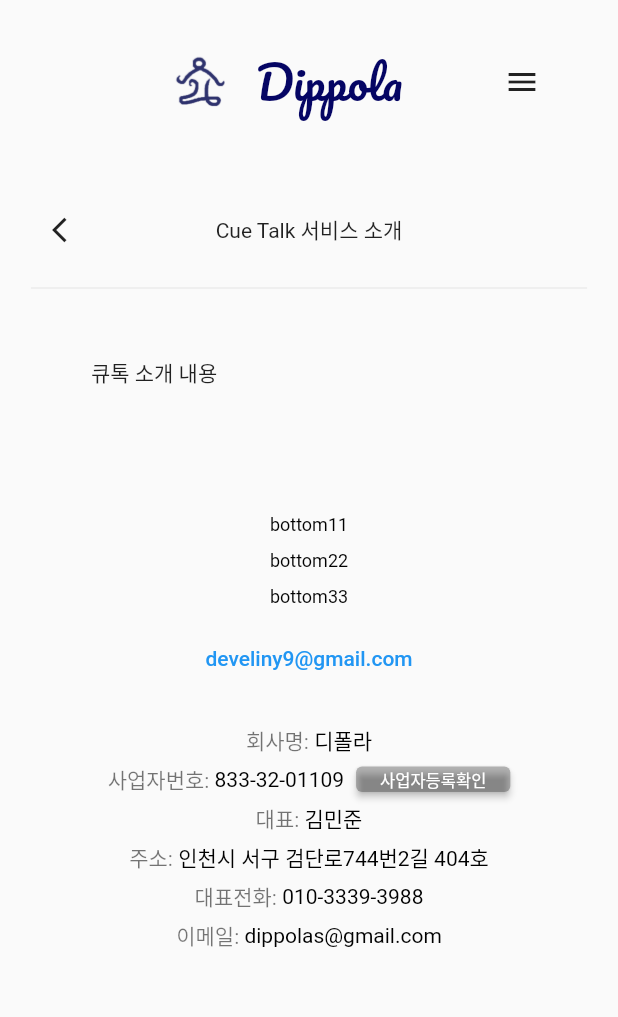
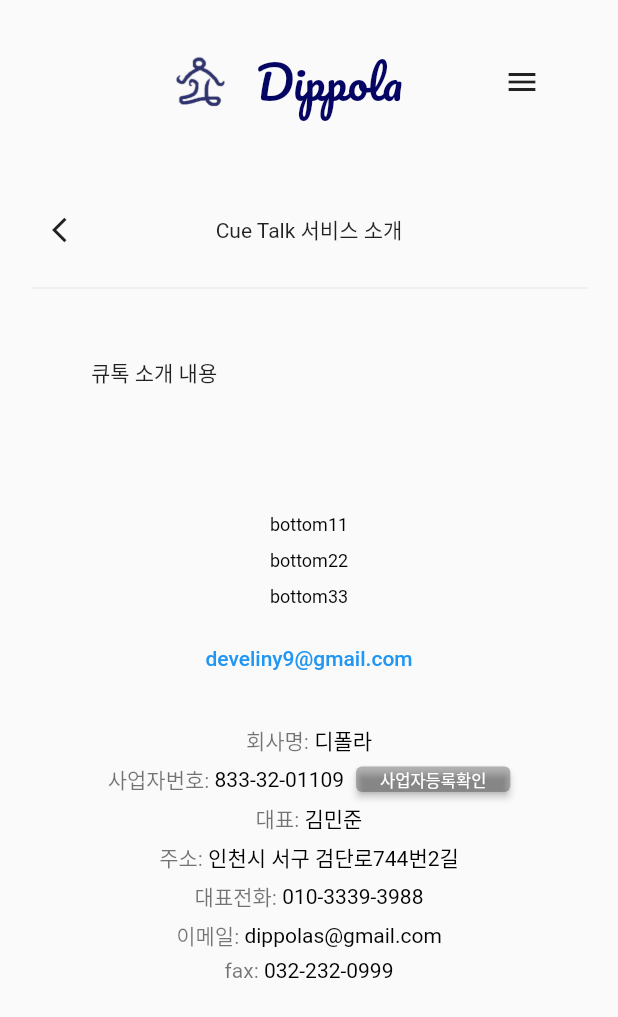
Before and after one commit to dippola/dippola, a Flutter app: the DetailCueTalk screen opened by its route, on a phone screen of 412 x 824 dp. Shown: the top 1017 px of the screen. Run offline on Flutter 3.47's test engine with Material 2 defaults, Android fonts, the light colour scheme and no system bars; our stand-ins replace google_fonts, url_strategy; missing offline and left inert: scroll_page_view.

Commit message:
Initial commit8

```diff
--- a/lib/bottom_bar.dart
+++ b/lib/bottom_bar.dart
@@ -171,6 +171,14 @@
               black("dippolas@gmail.com"),
             ],
           ),
+          SizedBox(height: 10),
+          Row(
+            mainAxisAlignment: MainAxisAlignment.center,
+            children: [
+              grey("fax: "),
+              black("032-232-0999"),
+            ],
+          ),
           SizedBox(height: 30.0)
         ],
       ),
@@ -203,7 +211,7 @@
         SizedBox(height: 5),
         Row(
           mainAxisAlignment: MainAxisAlignment.center,
-          children: [grey("주소: "), black("인천시 서구 검단로744번2길 404호")],
+          children: [grey("주소: "), black("인천시 서구 검단로744번2길")],
         ),
         SizedBox(height: 5),
         Row(
@@ -219,6 +227,14 @@
           children: [
             grey("이메일: "),
             black("dippolas@gmail.com"),
+          ],
+        ),
+        SizedBox(height: 5),
+        Row(
+          mainAxisAlignment: MainAxisAlignment.center,
+          children: [
+            grey("fax: "),
+            black("032-232-0999"),
           ],
         ),
         SizedBox(height: 20.0)
```
Also changed, not shown: 1 other file.
